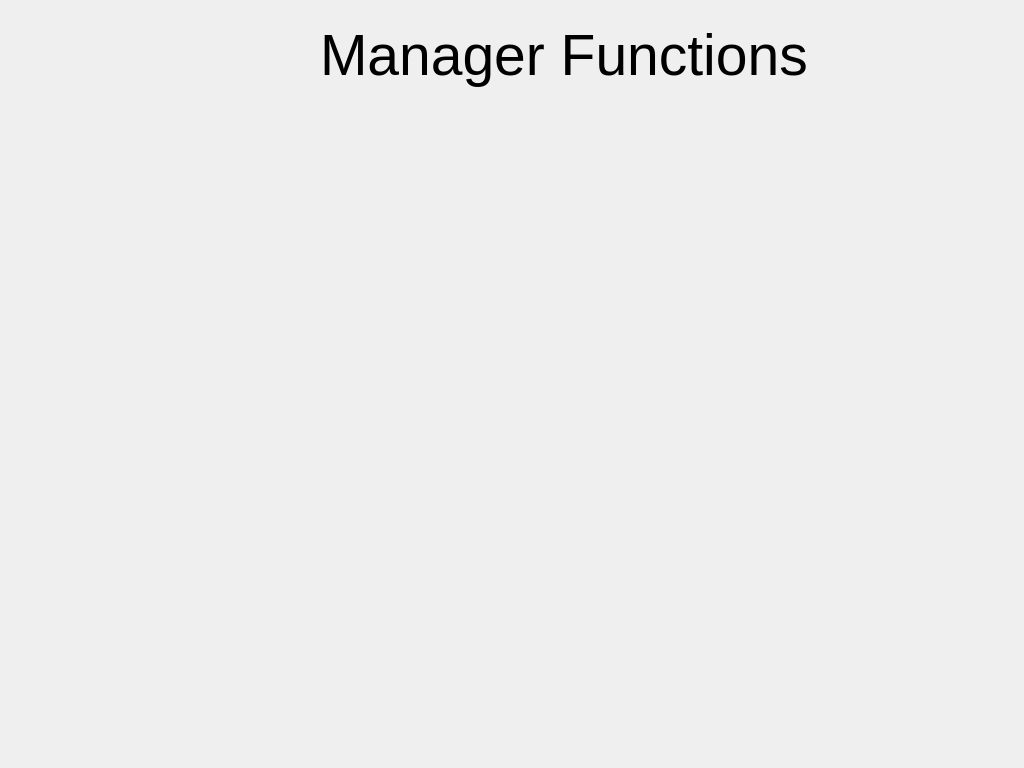
Old version of the form managerfunctionstage.ui in the repository kleiser135/Kitchen-Management.
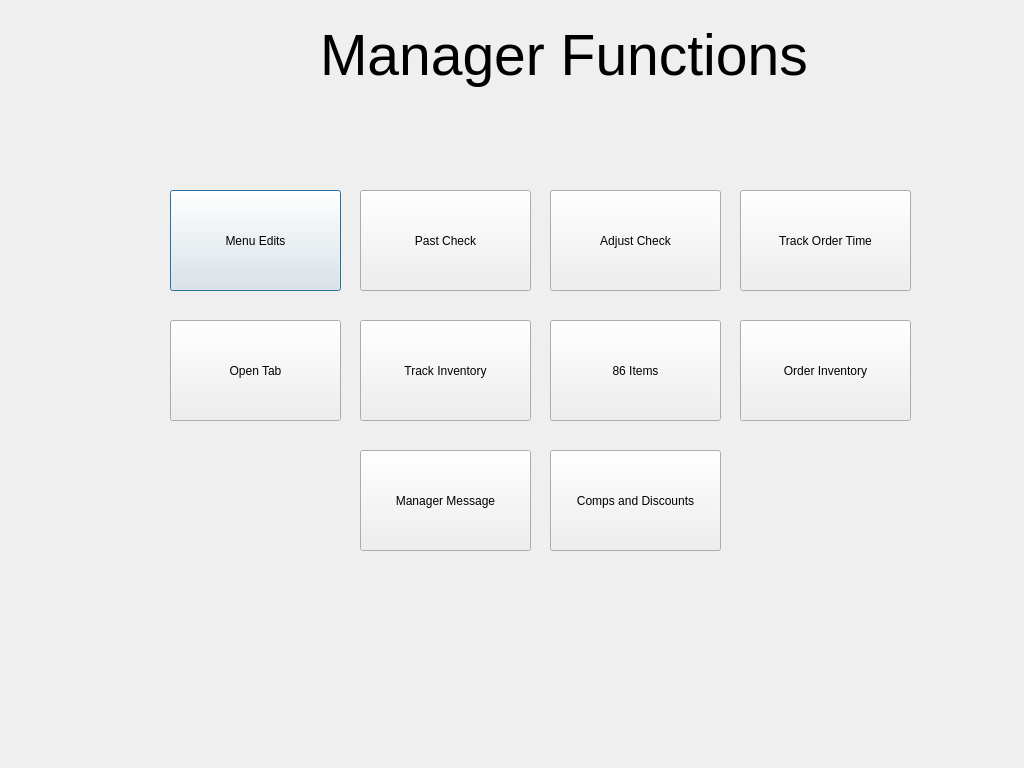
New version of the form.

Patch:
```diff
--- a/managerfunctionstage.ui
+++ b/managerfunctionstage.ui
@@ -37,6 +37,136 @@
     <string>Manager Functions</string>
    </property>
   </widget>
+  <widget class="QPushButton" name="menuEditsButton">
+   <property name="geometry">
+    <rect>
+     <x>170</x>
+     <y>190</y>
+     <width>171</width>
+     <height>101</height>
+    </rect>
+   </property>
+   <property name="text">
+    <string>Menu Edits</string>
+   </property>
+  </widget>
+  <widget class="QPushButton" name="pastChecksButton">
+   <property name="geometry">
+    <rect>
+     <x>360</x>
+     <y>190</y>
+     <width>171</width>
+     <height>101</height>
+    </rect>
+   </property>
+   <property name="text">
+    <string>Past Check</string>
+   </property>
+  </widget>
+  <widget class="QPushButton" name="adjustCheckButton">
+   <property name="geometry">
+    <rect>
+     <x>550</x>
+     <y>190</y>
+     <width>171</width>
+     <height>101</height>
+    </rect>
+   </property>
+   <property name="text">
+    <string>Adjust Check</string>
+   </property>
+  </widget>
+  <widget class="QPushButton" name="trackOrderTimeButton">
+   <property name="geometry">
+    <rect>
+     <x>740</x>
+     <y>190</y>
+     <width>171</width>
+     <height>101</height>
+    </rect>
+   </property>
+   <property name="text">
+    <string>Track Order Time</string>
+   </property>
+  </widget>
+  <widget class="QPushButton" name="trackInventoryButton">
+   <property name="geometry">
+    <rect>
+     <x>360</x>
+     <y>320</y>
+     <width>171</width>
+     <height>101</height>
+    </rect>
+   </property>
+   <property name="text">
+    <string>Track Inventory</string>
+   </property>
+  </widget>
+  <widget class="QPushButton" name="orderInventory">
+   <property name="geometry">
+    <rect>
+     <x>740</x>
+     <y>320</y>
+     <width>171</width>
+     <height>101</height>
+    </rect>
+   </property>
+   <property name="text">
+    <string>Order Inventory</string>
+   </property>
+  </widget>
+  <widget class="QPushButton" name="eightySixItemsButton">
+   <property name="geometry">
+    <rect>
+     <x>550</x>
+     <y>320</y>
+     <width>171</width>
+     <height>101</height>
+    </rect>
+   </property>
+   <property name="text">
+    <string>86 Items</string>
+   </property>
+  </widget>
+  <widget class="QPushButton" name="openTabButton">
+   <property name="geometry">
+    <rect>
+     <x>170</x>
+     <y>320</y>
+     <width>171</width>
+     <height>101</height>
+    </rect>
+   </property>
+   <property name="text">
+    <string>Open Tab</string>
+   </property>
+  </widget>
+  <widget class="QPushButton" name="managerMessage">
+   <property name="geometry">
+    <rect>
+     <x>360</x>
+     <y>450</y>
+     <width>171</width>
+     <height>101</height>
+    </rect>
+   </property>
+   <property name="text">
+    <string>Manager Message</string>
+   </property>
+  </widget>
+  <widget class="QPushButton" name="compsAndDiscountsButton">
+   <property name="geometry">
+    <rect>
+     <x>550</x>
+     <y>450</y>
+     <width>171</width>
+     <height>101</height>
+    </rect>
+   </property>
+   <property name="text">
+    <string>Comps and Discounts</string>
+   </property>
+  </widget>
  </widget>
  <resources/>
  <connections/>
```
